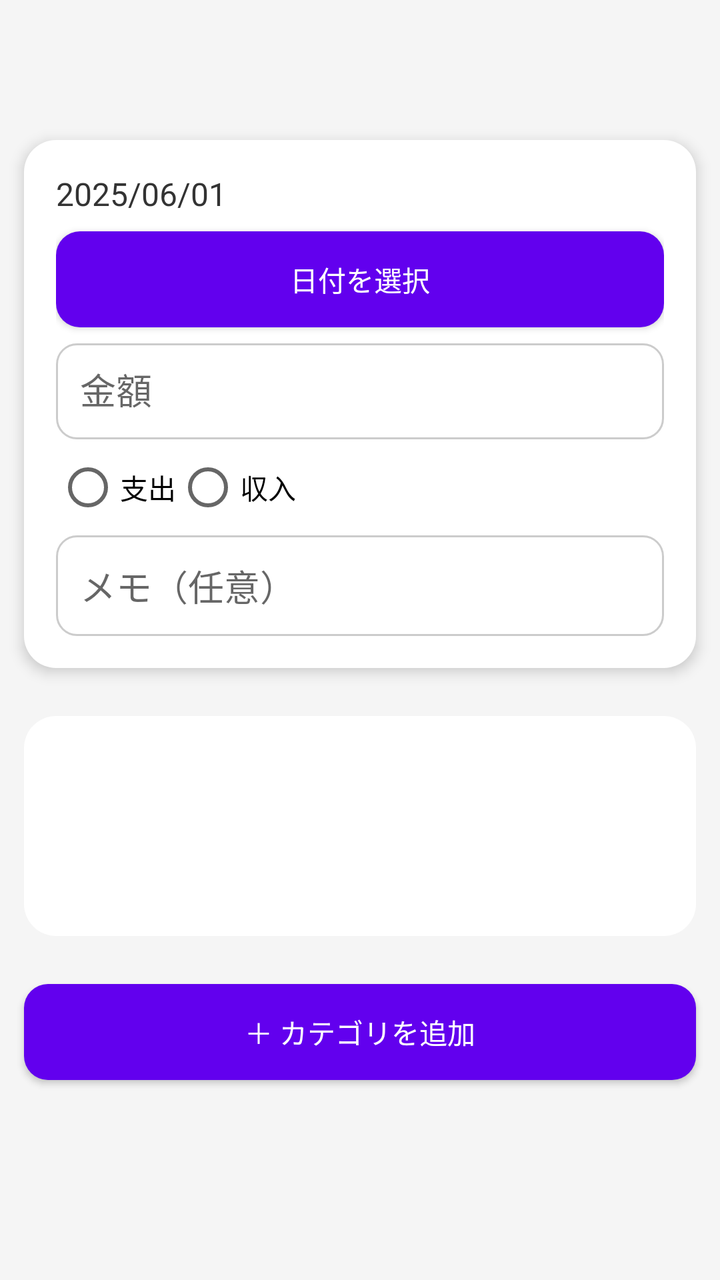
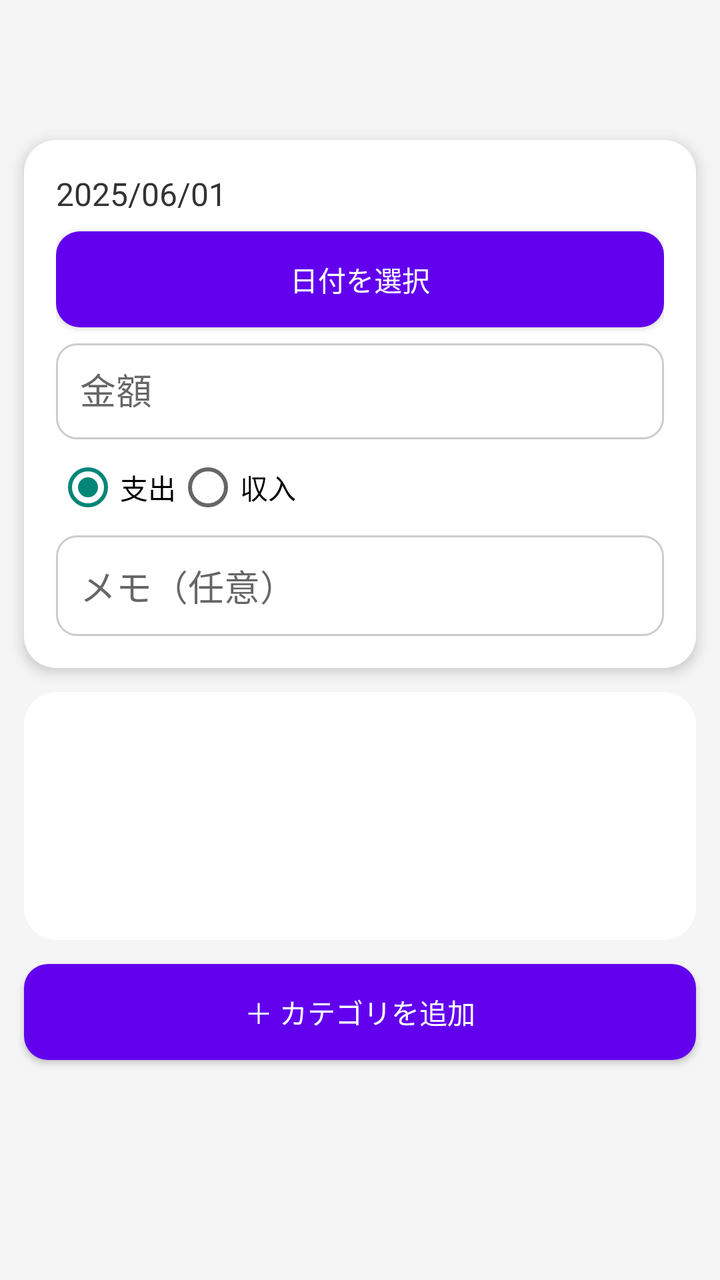

Screens rendered from an Android XML layout before and after an edit, with the pre-edit source and the edit as a unified diff.
<!-- AndroidManifest.xml: application theme Theme.OkoLog -->
<!-- res/layout/register_fragment.xml -->
<?xml version="1.0" encoding="utf-8"?>

<LinearLayout
    xmlns:android="http://schemas.android.com/apk/res/android"
    android:id="@+id/layout_add"
    android:layout_width="match_parent"
    android:layout_height="match_parent"
    android:orientation="vertical"
    android:background="#F5F5F5"> 

    
    <LinearLayout
        android:id="@+id/fixed_top"
        android:layout_width="match_parent"
        android:layout_height="wrap_content"
        android:orientation="vertical"
        android:padding="16dp"
        android:layout_marginTop="70dp"
        android:layout_marginLeft="12dp"
        android:layout_marginBottom="12dp"
        android:layout_marginRight="12dp"
        android:background="@drawable/bg_rounded_card"
        android:elevation="4dp">

        
        <TextView
            android:id="@+id/date_text"
            android:layout_width="wrap_content"
            android:layout_height="wrap_content"
            android:text="2025/06/01"
            android:textSize="16sp"
            android:textColor="#333333" />

        
        <Button
            android:id="@+id/btn_pick_date"
            android:layout_width="match_parent"
            android:layout_height="wrap_content"
            android:text="日付を選択"
            android:backgroundTint="#6200EE"
            android:textColor="@android:color/white"
            android:layout_marginTop="8dp"
            android:layout_marginBottom="8dp"
            android:background="@drawable/bg_rounded_button" />

        
        <EditText
            android:id="@+id/et_amount"
            android:layout_width="match_parent"
            android:layout_height="48dp"
            android:hint="金額"
            android:inputType="number"
            android:maxLength="7"
            android:background="@drawable/bg_rounded_input"
            android:padding="12dp"
            android:layout_marginBottom="8dp"/>

        
        <RadioGroup
            android:id="@+id/radio_type"
            android:layout_width="match_parent"
            android:layout_height="wrap_content"
            android:orientation="horizontal">
            <RadioButton
                android:id="@+id/radio_expense"
                android:layout_width="wrap_content"
                android:layout_height="wrap_content"
                android:text="支出" />
            <RadioButton
                android:id="@+id/radio_income"
                android:layout_width="wrap_content"
                android:layout_height="wrap_content"
                android:text="収入" />
        </RadioGroup>

        
        <EditText
            android:id="@+id/et_memo"
            android:layout_width="match_parent"
            android:layout_height="wrap_content"
            android:hint="メモ（任意）"
            android:maxLength="20"
            android:background="@drawable/bg_rounded_input"
            android:padding="12dp"
            android:layout_marginTop="8dp"/>
    </LinearLayout>

    
    <ScrollView
        android:id="@+id/scrollView_categories"
        android:layout_width="match_parent"
        android:layout_height="0dp"
        android:layout_weight="1"
        android:layout_margin="12dp"
        android:background="@drawable/bg_rounded_card">

        <LinearLayout
            android:id="@+id/category_container"
            android:layout_width="match_parent"
            android:layout_height="wrap_content"
            android:orientation="vertical"
            android:padding="12dp" />
    </ScrollView>

    
    <Button
        android:id="@+id/btn_add_category"
        android:layout_width="match_parent"
        android:layout_height="wrap_content"
        android:text="＋ カテゴリを追加"
        android:layout_marginTop="12dp"
        android:layout_marginRight="12dp"
        android:layout_marginLeft="12dp"
        android:layout_marginBottom="100dp"
        android:background="@drawable/bg_rounded_button"
        android:textColor="@android:color/white"/>
</LinearLayout>
<!-- resources referenced by this layout -->
<resources>
  <!-- drawable bg_rounded_button (drawable) -->
  <?xml version="1.0" encoding="utf-8"?>
  
  <shape xmlns:android="http://schemas.android.com/apk/res/android"
      android:shape="rectangle">
      <solid android:color="#6200EE"/>
      <corners android:radius="12dp"/>
  </shape>
  <!-- drawable bg_rounded_card (drawable) -->
  <?xml version="1.0" encoding="utf-8"?>
  
  <shape xmlns:android="http://schemas.android.com/apk/res/android"
      android:shape="rectangle">
      <solid android:color="@android:color/white" />
      <corners android:radius="16dp" />
      <padding
          android:left="12dp"
          android:top="12dp"
          android:right="12dp"
          android:bottom="12dp"/>
      <elevation android:height="4dp"/>
  </shape>
  <!-- drawable bg_rounded_input (drawable) -->
  <?xml version="1.0" encoding="utf-8"?>
  
  <shape xmlns:android="http://schemas.android.com/apk/res/android"
      android:shape="rectangle">
      <solid android:color="#FFFFFF"/>
      <stroke android:width="1dp" android:color="#CCCCCC"/>
      <corners android:radius="10dp"/>
  </shape>
  <style name="Theme.OkoLog" parent="Theme.AppCompat.Light.NoActionBar" />
</resources>

<!-- the commit's change to res/layout/register_fragment.xml (unified diff, before → after) -->
@@ -17,7 +17,7 @@
         android:padding="16dp"
         android:layout_marginTop="70dp"
         android:layout_marginLeft="12dp"
-        android:layout_marginBottom="12dp"
+        android:layout_marginBottom="6dp"
         android:layout_marginRight="12dp"
         android:background="@drawable/bg_rounded_card"
         android:elevation="4dp">
@@ -65,7 +65,8 @@
                 android:id="@+id/radio_expense"
                 android:layout_width="wrap_content"
                 android:layout_height="wrap_content"
-                android:text="支出" />
+                android:text="支出"
+                android:checked="true"/>
             <RadioButton
                 android:id="@+id/radio_income"
                 android:layout_width="wrap_content"
@@ -82,7 +83,9 @@
             android:maxLength="20"
             android:background="@drawable/bg_rounded_input"
             android:padding="12dp"
-            android:layout_marginTop="8dp"/>
+            android:layout_marginTop="8dp"
+            android:inputType="text"
+            android:imeOptions="actionDone"/>
     </LinearLayout>
 
     
@@ -91,7 +94,10 @@
         android:layout_width="match_parent"
         android:layout_height="0dp"
         android:layout_weight="1"
-        android:layout_margin="12dp"
+        android:layout_marginTop="6dp"
+        android:layout_marginRight="12dp"
+        android:layout_marginLeft="12dp"
+        android:layout_marginBottom="6dp"
         android:background="@drawable/bg_rounded_card">
 
         <LinearLayout
@@ -108,10 +114,10 @@
         android:layout_width="match_parent"
         android:layout_height="wrap_content"
         android:text="＋ カテゴリを追加"
-        android:layout_marginTop="12dp"
+        android:layout_marginTop="6dp"
         android:layout_marginRight="12dp"
         android:layout_marginLeft="12dp"
-        android:layout_marginBottom="100dp"
+        android:layout_marginBottom="110dp"
         android:background="@drawable/bg_rounded_button"
         android:textColor="@android:color/white"/>
 </LinearLayout>
